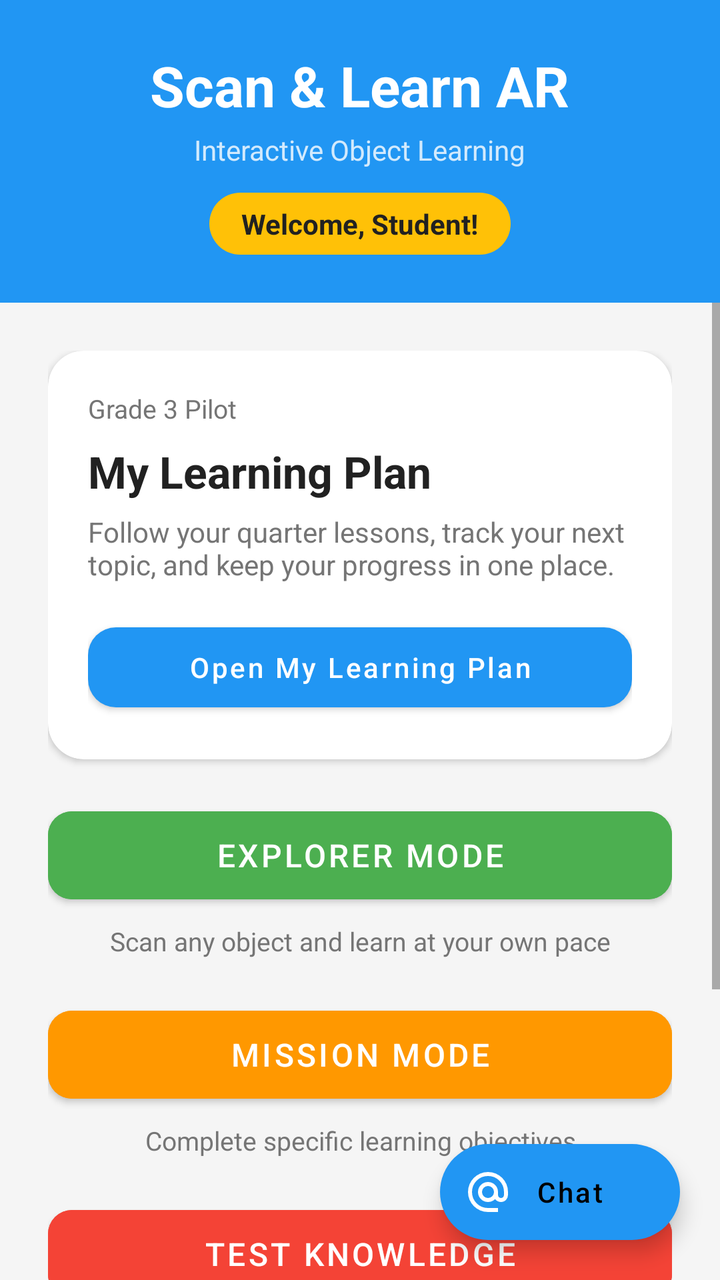
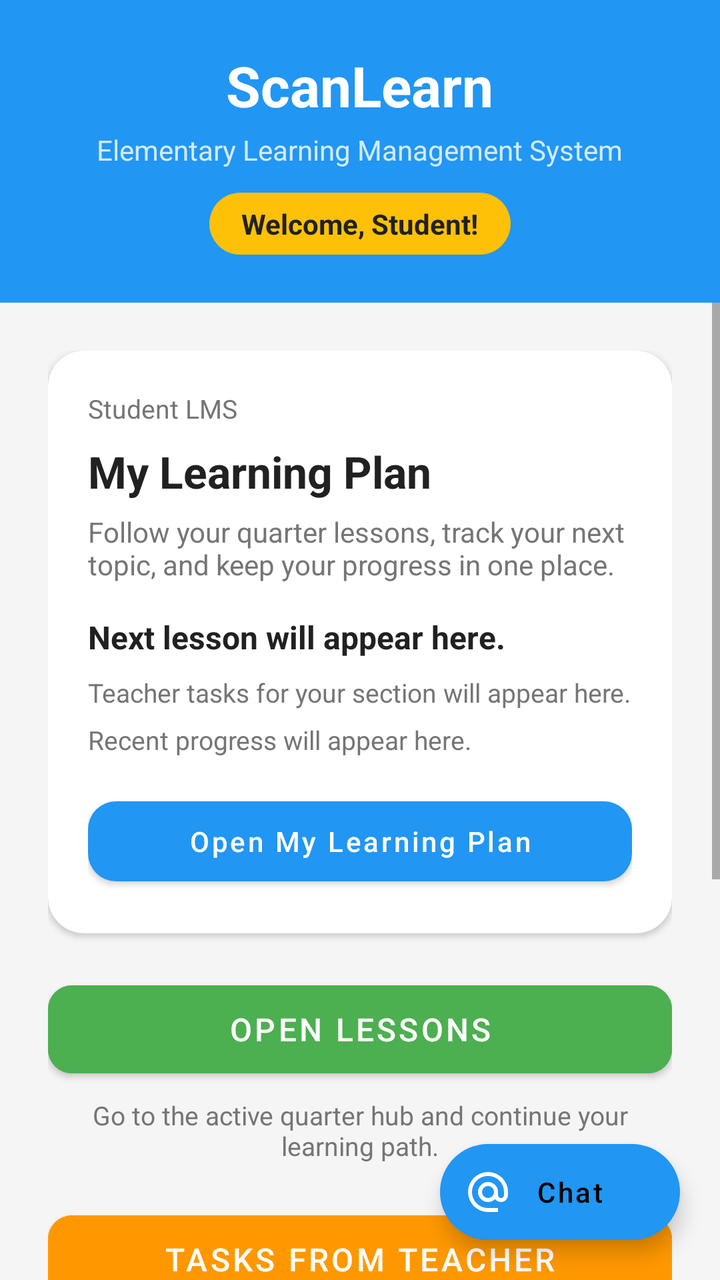

An Android layout rendered at two revisions. The XML below is the earlier revision; the diff shows what the commit changed to produce the second picture.
<!-- AndroidManifest.xml: activity theme Theme.ScanLearnAR.NoActionBar -->
<!-- res/layout/activity_home.xml -->
<?xml version="1.0" encoding="utf-8"?>
<FrameLayout xmlns:android="http://schemas.android.com/apk/res/android"
    android:fitsSystemWindows="true"
    xmlns:app="http://schemas.android.com/apk/res-auto"
    android:layout_width="match_parent"
    android:layout_height="match_parent"
    android:background="@color/background">

    <LinearLayout
        android:layout_width="match_parent"
        android:layout_height="match_parent"
        android:orientation="vertical">

        <LinearLayout
            android:layout_width="match_parent"
            android:layout_height="wrap_content"
            android:background="@color/primary"
            android:gravity="center"
            android:orientation="vertical"
            android:padding="24dp">

            <TextView
                android:layout_width="wrap_content"
                android:layout_height="wrap_content"
                android:text="Scan &amp; Learn AR"
                android:textColor="@android:color/white"
                android:textSize="28sp"
                android:textStyle="bold" />

            <TextView
                android:layout_width="wrap_content"
                android:layout_height="wrap_content"
                android:layout_marginTop="4dp"
                android:text="Interactive Object Learning"
                android:textColor="#CCFFFFFF"
                android:textSize="14sp" />

            <TextView
                android:id="@+id/tvWelcome"
                android:layout_width="wrap_content"
                android:layout_height="wrap_content"
                android:layout_marginTop="12dp"
                android:background="@drawable/bg_badge_yellow"
                android:paddingHorizontal="16dp"
                android:paddingVertical="6dp"
                android:text="Welcome, Student!"
                android:textColor="@color/text_primary"
                android:textSize="14sp"
                android:textStyle="bold" />
        </LinearLayout>

        <ScrollView
            android:layout_width="match_parent"
            android:layout_height="0dp"
            android:layout_weight="1"
            android:fillViewport="true">

            <LinearLayout
                android:layout_width="match_parent"
                android:layout_height="wrap_content"
                android:gravity="center_vertical"
                android:minHeight="400dp"
                android:orientation="vertical"
                android:padding="24dp">

                <androidx.cardview.widget.CardView
                    android:layout_width="match_parent"
                    android:layout_height="wrap_content"
                    android:layout_marginBottom="20dp"
                    app:cardCornerRadius="18dp"
                    app:cardElevation="2dp">

                    <LinearLayout
                        android:layout_width="match_parent"
                        android:layout_height="wrap_content"
                        android:orientation="vertical"
                        android:padding="20dp">

                        <TextView
                            android:layout_width="wrap_content"
                            android:layout_height="wrap_content"
                            android:text="Grade 3 Pilot"
                            android:textColor="@color/text_secondary"
                            android:textSize="13sp" />

                        <TextView
                            android:id="@+id/tvLearningPlanTitle"
                            android:layout_width="match_parent"
                            android:layout_height="wrap_content"
                            android:layout_marginTop="8dp"
                            android:text="My Learning Plan"
                            android:textColor="@color/text_primary"
                            android:textSize="22sp"
                            android:textStyle="bold" />

                        <TextView
                            android:id="@+id/tvLearningPlanSubtitle"
                            android:layout_width="match_parent"
                            android:layout_height="wrap_content"
                            android:layout_marginTop="6dp"
                            android:text="Follow your quarter lessons, track your next topic, and keep your progress in one place."
                            android:textColor="@color/text_secondary"
                            android:textSize="14sp" />

                        <com.google.android.material.button.MaterialButton
                            android:id="@+id/btnLearningPlan"
                            android:layout_width="match_parent"
                            android:layout_height="52dp"
                            android:layout_marginTop="16dp"
                            android:text="Open My Learning Plan"
                            android:textAllCaps="false"
                            app:cornerRadius="14dp" />
                    </LinearLayout>
                </androidx.cardview.widget.CardView>

                <com.google.android.material.button.MaterialButton
                    android:id="@+id/btnExplorer"
                    android:layout_width="match_parent"
                    android:layout_height="56dp"
                    android:backgroundTint="@color/explorer"
                    android:text="Explorer Mode"
                    android:textSize="16sp"
                    app:cornerRadius="12dp" />

                <TextView
                    android:layout_width="match_parent"
                    android:layout_height="wrap_content"
                    android:layout_marginTop="6dp"
                    android:layout_marginBottom="20dp"
                    android:gravity="center"
                    android:text="Scan any object and learn at your own pace"
                    android:textColor="@color/text_secondary"
                    android:textSize="13sp" />

                <com.google.android.material.button.MaterialButton
                    android:id="@+id/btnMission"
                    android:layout_width="match_parent"
                    android:layout_height="56dp"
                    android:backgroundTint="@color/mission"
                    android:text="Mission Mode"
                    android:textSize="16sp"
                    app:cornerRadius="12dp" />

                <TextView
                    android:layout_width="match_parent"
                    android:layout_height="wrap_content"
                    android:layout_marginTop="6dp"
                    android:layout_marginBottom="20dp"
                    android:gravity="center"
                    android:text="Complete specific learning objectives"
                    android:textColor="@color/text_secondary"
                    android:textSize="13sp" />

                <com.google.android.material.button.MaterialButton
                    android:id="@+id/btnChallenge"
                    android:layout_width="match_parent"
                    android:layout_height="56dp"
                    android:backgroundTint="@color/challenge"
                    android:text="Test Knowledge"
                    android:textSize="16sp"
                    app:cornerRadius="12dp" />

                <TextView
                    android:layout_width="match_parent"
                    android:layout_height="wrap_content"
                    android:layout_marginTop="6dp"
                    android:layout_marginBottom="32dp"
                    android:gravity="center"
                    android:text="Review lesson quizzes without using the scanner"
                    android:textColor="@color/text_secondary"
                    android:textSize="13sp" />

                <com.google.android.material.button.MaterialButton
                    android:id="@+id/btnProgress"
                    style="@style/Widget.MaterialComponents.Button.OutlinedButton"
                    android:layout_width="match_parent"
                    android:layout_height="52dp"
                    android:layout_marginBottom="12dp"
                    android:text="View My Progress"
                    android:textSize="15sp"
                    app:cornerRadius="12dp"
                    app:strokeColor="@color/primary" />

                <com.google.android.material.button.MaterialButton
                    android:id="@+id/btnLogout"
                    style="@style/Widget.MaterialComponents.Button.TextButton"
                    android:layout_width="match_parent"
                    android:layout_height="48dp"
                    android:text="Sign Out"
                    android:textColor="@color/text_secondary"
                    android:textSize="14sp"
                    app:cornerRadius="12dp" />

            </LinearLayout>
        </ScrollView>
    </LinearLayout>

    <com.google.android.material.floatingactionbutton.ExtendedFloatingActionButton
        android:id="@+id/fabChat"
        android:layout_width="wrap_content"
        android:layout_height="wrap_content"
        android:layout_gravity="bottom|end"
        android:layout_margin="20dp"
        android:text="Chat"
        android:textAllCaps="false"
        app:backgroundTint="@color/primary"
        app:icon="@drawable/outline_alternate_email_24"
        app:iconTint="@android:color/white" />

</FrameLayout>
<!-- resources referenced by this layout -->
<resources>
  <color name="background">#F5F5F5</color>
  <color name="challenge">#F44336</color>
  <color name="explorer">#4CAF50</color>
  <color name="mission">#FF9800</color>
  <color name="primary">#2196F3</color>
  <color name="text_primary">#212121</color>
  <color name="text_secondary">#757575</color>
  <!-- drawable bg_badge_yellow (drawable) -->
  <?xml version="1.0" encoding="utf-8"?>
  <shape xmlns:android="http://schemas.android.com/apk/res/android"
      android:shape="rectangle">
      <solid android:color="#FFC107" />
      <corners android:radius="20dp" />
  </shape>
  <!-- drawable outline_alternate_email_24 (drawable) -->
  <vector xmlns:android="http://schemas.android.com/apk/res/android" android:height="24dp" android:tint="#000000" android:viewportHeight="960" android:viewportWidth="960" android:width="24dp">
        
      <path android:fillColor="@android:color/white" android:pathData="M480,880Q397,880 324,848.5Q251,817 197,763Q143,709 111.5,636Q80,563 80,480Q80,397 111.5,324Q143,251 197,197Q251,143 324,111.5Q397,80 480,80Q563,80 636,111.5Q709,143 763,197Q817,251 848.5,324Q880,397 880,480L880,538Q880,597 839.5,638.5Q799,680 740,680Q705,680 674,665Q643,650 622,622Q593,651 556.5,665.5Q520,680 480,680Q397,680 338.5,621.5Q280,563 280,480Q280,397 338.5,338.5Q397,280 480,280Q563,280 621.5,338.5Q680,397 680,480L680,538Q680,564 697,582Q714,600 740,600Q766,600 783,582Q800,564 800,538L800,480Q800,346 707,253Q614,160 480,160Q346,160 253,253Q160,346 160,480Q160,614 253,707Q346,800 480,800L680,800L680,880L480,880ZM565,565Q600,530 600,480Q600,430 565,395Q530,360 480,360Q430,360 395,395Q360,430 360,480Q360,530 395,565Q430,600 480,600Q530,600 565,565Z"/>
      
  </vector>
  <style name="Theme.ScanLearnAR.NoActionBar" parent="Theme.ScanLearnAR">
          <item name="windowActionBar">false</item>
          <item name="windowNoTitle">true</item>
          <item name="android:windowFullscreen">false</item>
          <item name="android:windowDrawsSystemBarBackgrounds">true</item>
          <item name="android:statusBarColor">@color/primary_dark</item>
          <item name="android:windowLayoutInDisplayCutoutMode">never</item>
          <item name="android:windowLightStatusBar">true</item>
      </style>
  <style name="Theme.ScanLearnAR" parent="Theme.MaterialComponents.DayNight.DarkActionBar">
          <item name="colorPrimary">@color/primary</item>
          <item name="colorPrimaryVariant">@color/primary_dark</item>
          <item name="colorOnPrimary">@android:color/white</item>
          <item name="android:statusBarColor">@color/primary_dark</item>
          <item name="android:windowFullscreen">false</item>
          <item name="android:windowDrawsSystemBarBackgrounds">true</item>
          <item name="android:windowLayoutInDisplayCutoutMode">never</item>
          <item name="android:windowLightStatusBar">true</item>
      </style>
  <color name="primary_dark">#1976D2</color>
</resources>

<!-- the commit's change to res/layout/activity_home.xml (unified diff, before → after) -->
@@ -22,7 +22,7 @@
             <TextView
                 android:layout_width="wrap_content"
                 android:layout_height="wrap_content"
-                android:text="Scan &amp; Learn AR"
+                android:text="ScanLearn"
                 android:textColor="@android:color/white"
                 android:textSize="28sp"
                 android:textStyle="bold" />
@@ -31,7 +31,7 @@
                 android:layout_width="wrap_content"
                 android:layout_height="wrap_content"
                 android:layout_marginTop="4dp"
-                android:text="Interactive Object Learning"
+                android:text="Elementary Learning Management System"
                 android:textColor="#CCFFFFFF"
                 android:textSize="14sp" />
 
@@ -77,9 +77,10 @@
                         android:padding="20dp">
 
                         <TextView
+                            android:id="@+id/tvStudentScope"
                             android:layout_width="wrap_content"
                             android:layout_height="wrap_content"
-                            android:text="Grade 3 Pilot"
+                            android:text="Student LMS"
                             android:textColor="@color/text_secondary"
                             android:textSize="13sp" />
 
@@ -101,6 +102,34 @@
                             android:text="Follow your quarter lessons, track your next topic, and keep your progress in one place."
                             android:textColor="@color/text_secondary"
                             android:textSize="14sp" />
+
+                        <TextView
+                            android:id="@+id/tvNextLessonValue"
+                            android:layout_width="match_parent"
+                            android:layout_height="wrap_content"
+                            android:layout_marginTop="16dp"
+                            android:text="Next lesson will appear here."
+                            android:textColor="@color/text_primary"
+                            android:textSize="16sp"
+                            android:textStyle="bold" />
+
+                        <TextView
+                            android:id="@+id/tvTaskSnapshot"
+                            android:layout_width="match_parent"
+                            android:layout_height="wrap_content"
+                            android:layout_marginTop="8dp"
+                            android:text="Teacher tasks for your section will appear here."
+                            android:textColor="@color/text_secondary"
+                            android:textSize="13sp" />
+
+                        <TextView
+                            android:id="@+id/tvRecentProgress"
+                            android:layout_width="match_parent"
+                            android:layout_height="wrap_content"
+                            android:layout_marginTop="6dp"
+                            android:text="Recent progress will appear here."
+                            android:textColor="@color/text_secondary"
+                            android:textSize="13sp" />
 
                         <com.google.android.material.button.MaterialButton
                             android:id="@+id/btnLearningPlan"
@@ -118,7 +147,7 @@
                     android:layout_width="match_parent"
                     android:layout_height="56dp"
                     android:backgroundTint="@color/explorer"
-                    android:text="Explorer Mode"
+                    android:text="Open Lessons"
                     android:textSize="16sp"
                     app:cornerRadius="12dp" />
 
@@ -128,7 +157,7 @@
                     android:layout_marginTop="6dp"
                     android:layout_marginBottom="20dp"
                     android:gravity="center"
-                    android:text="Scan any object and learn at your own pace"
+                    android:text="Go to the active quarter hub and continue your learning path."
                     android:textColor="@color/text_secondary"
                     android:textSize="13sp" />
 
@@ -137,7 +166,7 @@
                     android:layout_width="match_parent"
                     android:layout_height="56dp"
                     android:backgroundTint="@color/mission"
-                    android:text="Mission Mode"
+                    android:text="Tasks From Teacher"
                     android:textSize="16sp"
                     app:cornerRadius="12dp" />
 
@@ -147,7 +176,7 @@
                     android:layout_marginTop="6dp"
                     android:layout_marginBottom="20dp"
                     android:gravity="center"
-                    android:text="Complete specific learning objectives"
+                    android:text="See the assignments and mission tasks released for your section."
                     android:textColor="@color/text_secondary"
                     android:textSize="13sp" />
 
@@ -156,7 +185,7 @@
                     android:layout_width="match_parent"
                     android:layout_height="56dp"
                     android:backgroundTint="@color/challenge"
-                    android:text="Test Knowledge"
+                    android:text="Practice And Check"
                     android:textSize="16sp"
                     app:cornerRadius="12dp" />
 
@@ -166,7 +195,7 @@
                     android:layout_marginTop="6dp"
                     android:layout_marginBottom="32dp"
                     android:gravity="center"
-                    android:text="Review lesson quizzes without using the scanner"
+                    android:text="Review your lessons and take quizzes without using the scanner."
                     android:textColor="@color/text_secondary"
                     android:textSize="13sp" />
 
